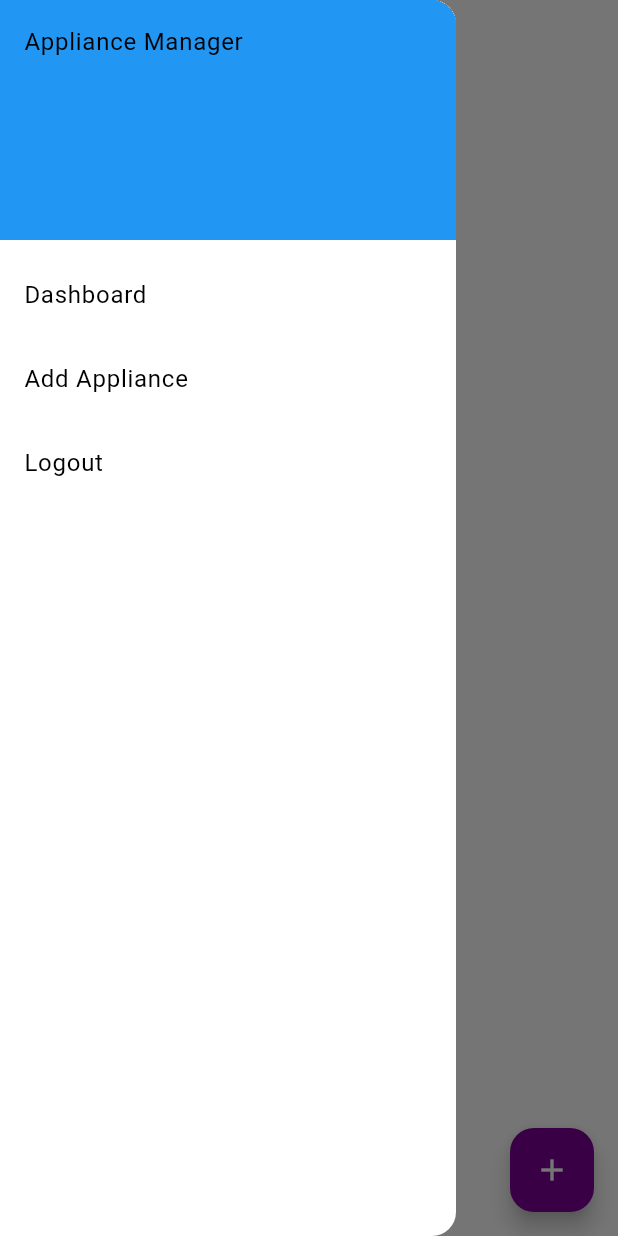
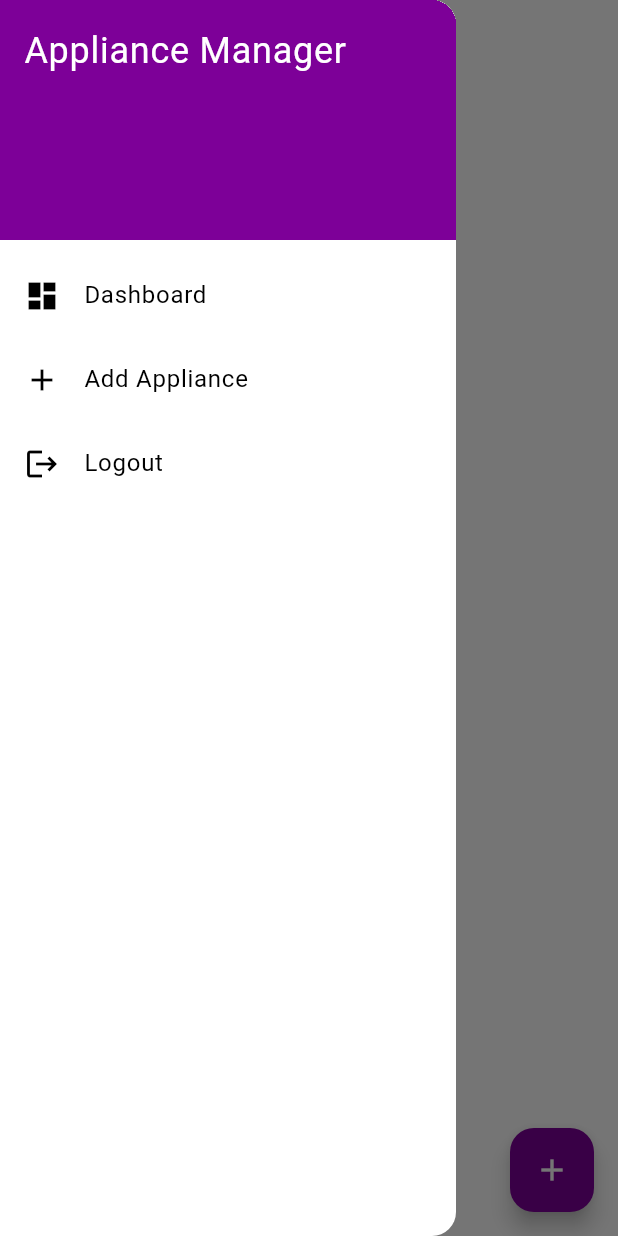
Before and after one commit to eHolmes2340/Appliance-Manager, a Flutter app: the Dashboard screen opened directly with empty values, with the side drawer open, on a phone screen of 412 x 824 dp. Run offline on Flutter 3.47's test engine with Material 3 defaults, Android fonts, the light colour scheme and no system bars; our stand-ins replace camera, firebase_auth, firebase_core, firebase_storage, flutter_dotenv, flutter_image_compress and 2 more; accounts and stored records are empty.

Commit message:
got the hamburger drawer working with log out.

```diff
--- a/lib/features/dashboard/dashboard.dart
+++ b/lib/features/dashboard/dashboard.dart
@@ -26,7 +26,7 @@ class Dashboard extends StatefulWidget {
 class _DashboardState extends State<Dashboard> {
 
   UserInformation? userInfo;
-  List<Appliance> appliances = [];
+  List<Appliance> appliances = []; //empty list here
 
   @override
   void initState() {
@@ -82,10 +82,12 @@ class _DashboardState extends State<Dashboard> {
     });
   }
 
-  void _refreshDashboard() {
-    if (userInfo?.id != null) {
-      _loadAppliances(userInfo!.id!);
-    }
+  //Function  :_addApplianceToList
+  //Description : This function will add a new appliance to the list without refreshing the whole page
+  void _addApplianceToList(Appliance appliance) {
+    setState(() {
+      appliances.add(appliance);
+    });
   }
 
   @override
@@ -95,9 +97,17 @@ class _DashboardState extends State<Dashboard> {
       child: Scaffold(
         appBar: AppBar(
           title: Text('Dashboard'),
-          automaticallyImplyLeading: false, //Get rid of the back button
+          automaticallyImplyLeading: false, // Removes the back button
+          leading: Builder(
+            builder: (context) => IconButton(
+              icon: Icon(Icons.menu), // Menu icon to open drawer
+              onPressed: () {
+                Scaffold.of(context).openDrawer(); // Open the drawer manually
+              },
             ),
-       drawer: NavDrawer(),//Found in the widget folder nac_drawer.dart
+          ),
+        ),
+    drawer: NavDrawer(), // Assign the navigation drawer
   body: Center(
     child: Column(
       mainAxisAlignment: MainAxisAlignment.center,
@@ -109,9 +119,7 @@ class _DashboardState extends State<Dashboard> {
               itemBuilder: (context, index) {
                 return InkWell(
                   onTap: () {
-                        // Handle the tap event here
                     print('Tapped on ${appliances[index].applianceName}');
-                        // You can navigate to another screen or perform any action you need
                   },
                   child: ListTile(
                     title: Text(appliances[index].applianceName),
@@ -129,12 +137,13 @@ class _DashboardState extends State<Dashboard> {
   floatingActionButton: FloatingActionButton(
     backgroundColor: AppTheme.main_colour,
     onPressed: () {
-            //This is a dialog box
-            addApplianceDialog(context, userInfo!.id, _refreshDashboard); //Found in the add_appliance.dart file
+      if (userInfo != null && userInfo!.id != null) {
+        addApplianceDialog(context, userInfo!.id!, _addApplianceToList);
+      }
     },
     child: Icon(Icons.add),
   ),
-      ),
+)
 );
   }
 }
--- a/lib/features/dashboard/widgets/nav_drawer.dart
+++ b/lib/features/dashboard/widgets/nav_drawer.dart
@@ -1,39 +1,47 @@
+import 'package:appliance_manager/common/theme.dart';
 import 'package:flutter/material.dart';
+import '../../auth/view/login/login.dart';
 
 //Class      :NavDrawer
-//Description: This class will create
-class NavDrawer extends StatelessWidget
-{
-
-
+//Description: This class will create a navigation drawer for the appliance manager app
+class NavDrawer extends StatelessWidget {
   @override
-  Widget build(BuildContext context){
+  Widget build(BuildContext context) {
     return Drawer(
       child: ListView(
         padding: EdgeInsets.zero,
         children: <Widget>[
           DrawerHeader(
-            child: Text('Appliance Manager'),
+            child: Text(
+              'Appliance Manager',
+              style: TextStyle(
+                color: Colors.white,
+                fontSize: 24,
+              ),
+            ),
             decoration: BoxDecoration(
-              color: Colors.blue,
+              color: AppTheme.main_colour,
             ),
           ),
           ListTile(
+            leading: Icon(Icons.dashboard),
             title: Text('Dashboard'),
             onTap: () {
               Navigator.pushNamed(context, '/dashboard');
             },
           ),
           ListTile(
+            leading: Icon(Icons.add),
             title: Text('Add Appliance'),
             onTap: () {
               Navigator.pushNamed(context, '/add_appliance');
             },
           ),
           ListTile(
+            leading: Icon(Icons.logout),
             title: Text('Logout'),
             onTap: () {
-              Navigator.pushNamed(context, '/login');
+              Navigator.push(context, MaterialPageRoute(builder: (context) => Login_Screen()));
             },
           ),
         ],
--- a/lib/main.dart
+++ b/lib/main.dart
@@ -7,15 +7,12 @@ import 'package:flutter/material.dart';
 import 'entrypoint.dart';
 import 'package:firebase_core/firebase_core.dart';
 import 'package:flutter_dotenv/flutter_dotenv.dart';
-import 'services/checkConnection.dart';
 
 void main() async{
   WidgetsFlutterBinding.ensureInitialized();
   await Firebase.initializeApp();
   await dotenv.load(fileName: ".env");
 
-  Checkconnection().startCheckingConnection(); // Foreground checking
-  Checkconnection.setupWorkManager(); // Background checking
 
   runApp(const Entrypoint());
 
--- a/pubspec.yaml
+++ b/pubspec.yaml
@@ -19,7 +19,7 @@ dependencies:
   flutter_image_compress: ^2.4.0
   image: ^4.5.2
   path_provider: ^2.1.5
-  workmanager: ^0.5.2
+
 
 dev_dependencies:
   flutter_test:
```
Also changed, not shown: lib/features/dashboard/widgets/add_appliance.dart (+4 -4 lines), lib/services/checkConnection.dart (deleted, +0 -89 lines), pubspec.lock. Lines whose indentation alone changed are shown as unchanged.
